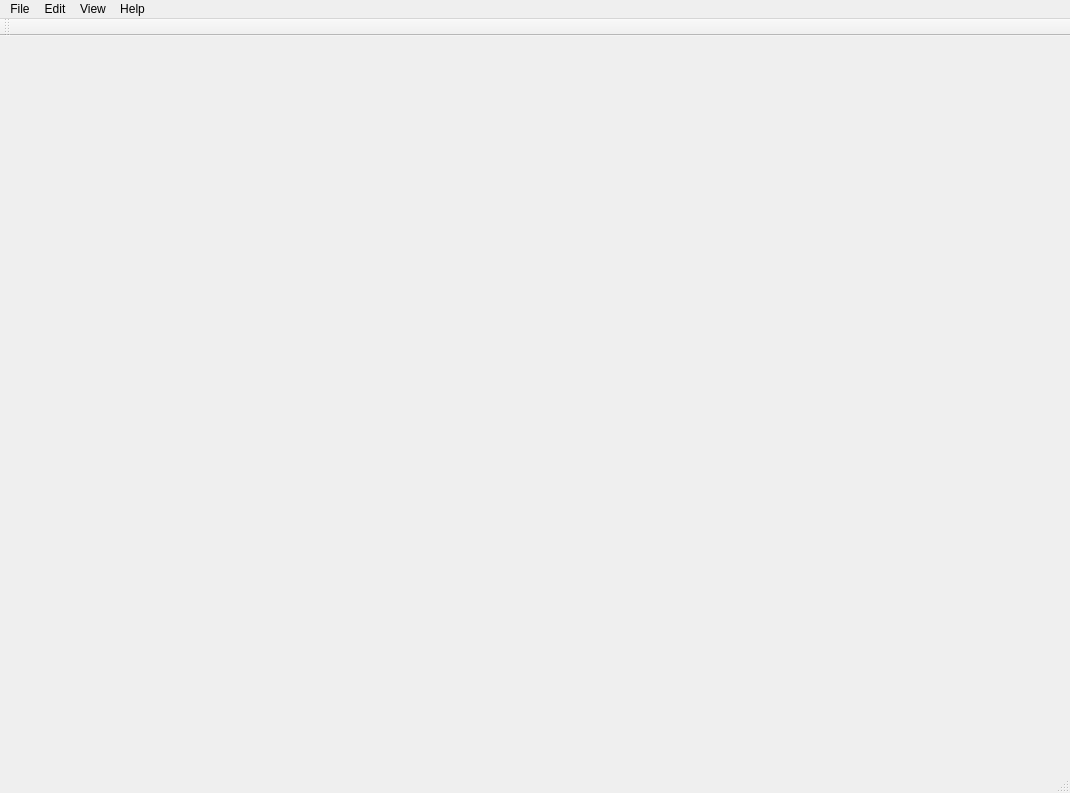
First picture: the form in mainwindow.ui, repository yaozixuan/BrainLine, before the edit.
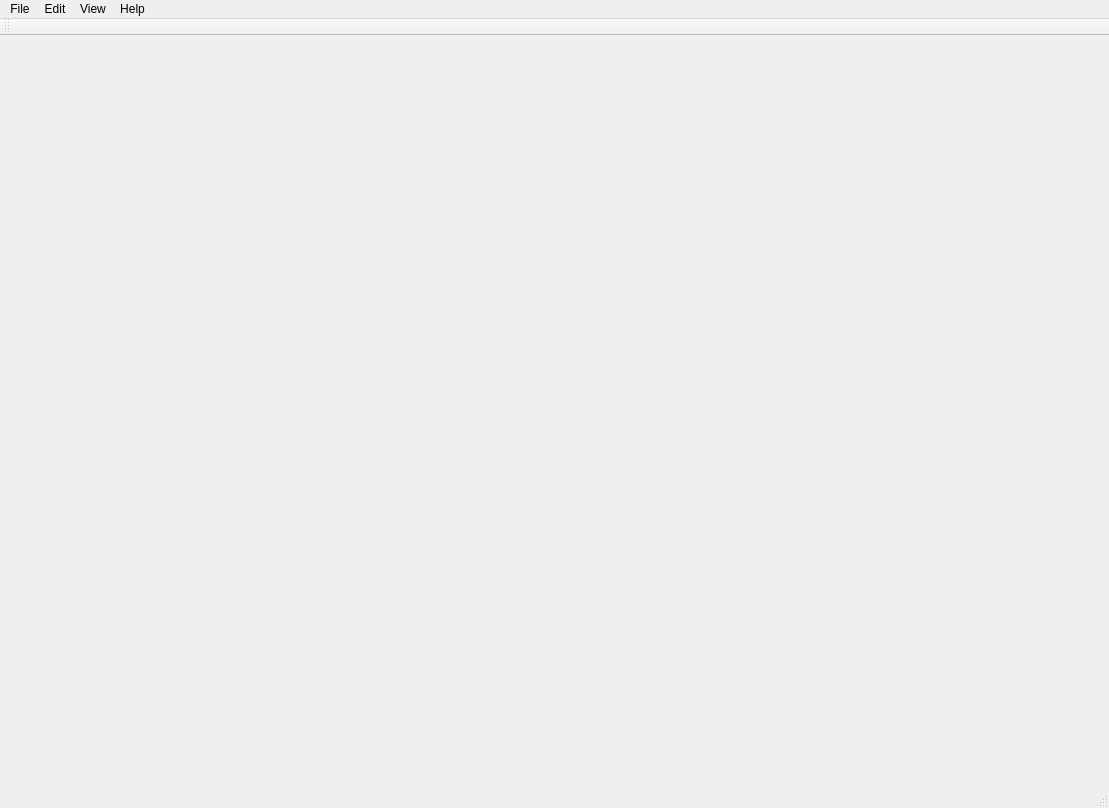
Second picture: the form after the edit.

What changed in the file:
```diff
--- a/mainwindow.ui
+++ b/mainwindow.ui
@@ -6,8 +6,8 @@
    <rect>
     <x>0</x>
     <y>0</y>
-    <width>1070</width>
-    <height>793</height>
+    <width>1109</width>
+    <height>808</height>
    </rect>
   </property>
   <property name="windowTitle">
@@ -19,7 +19,7 @@
     <rect>
      <x>0</x>
      <y>0</y>
-     <width>1070</width>
+     <width>1109</width>
      <height>26</height>
     </rect>
    </property>
```
